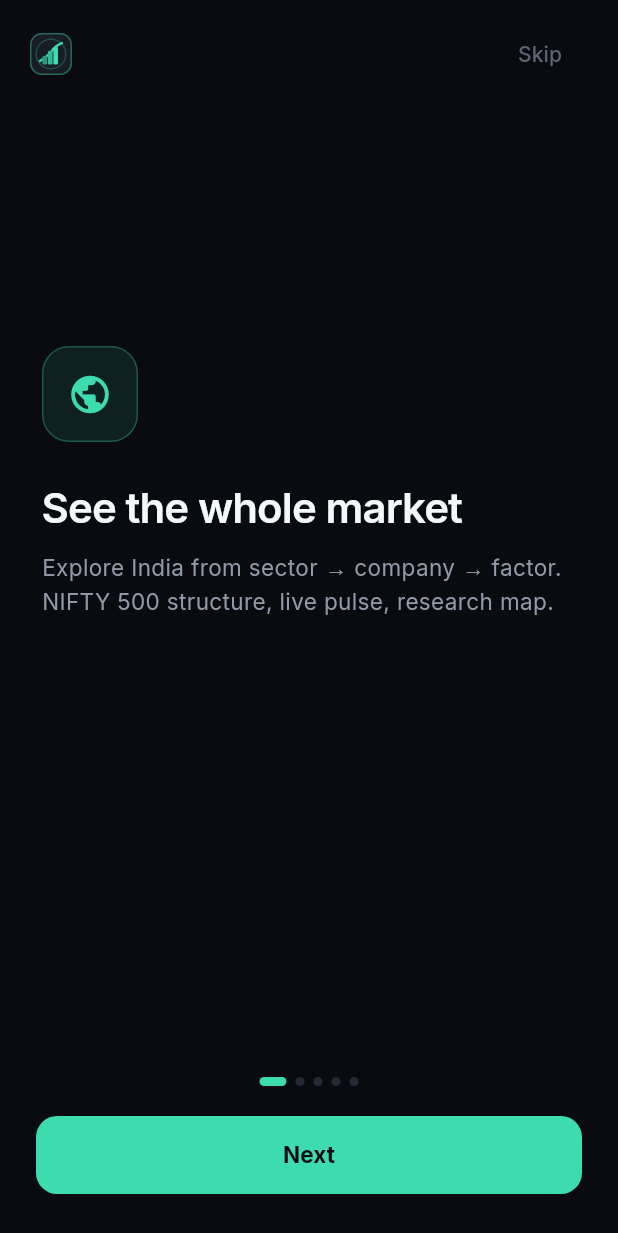
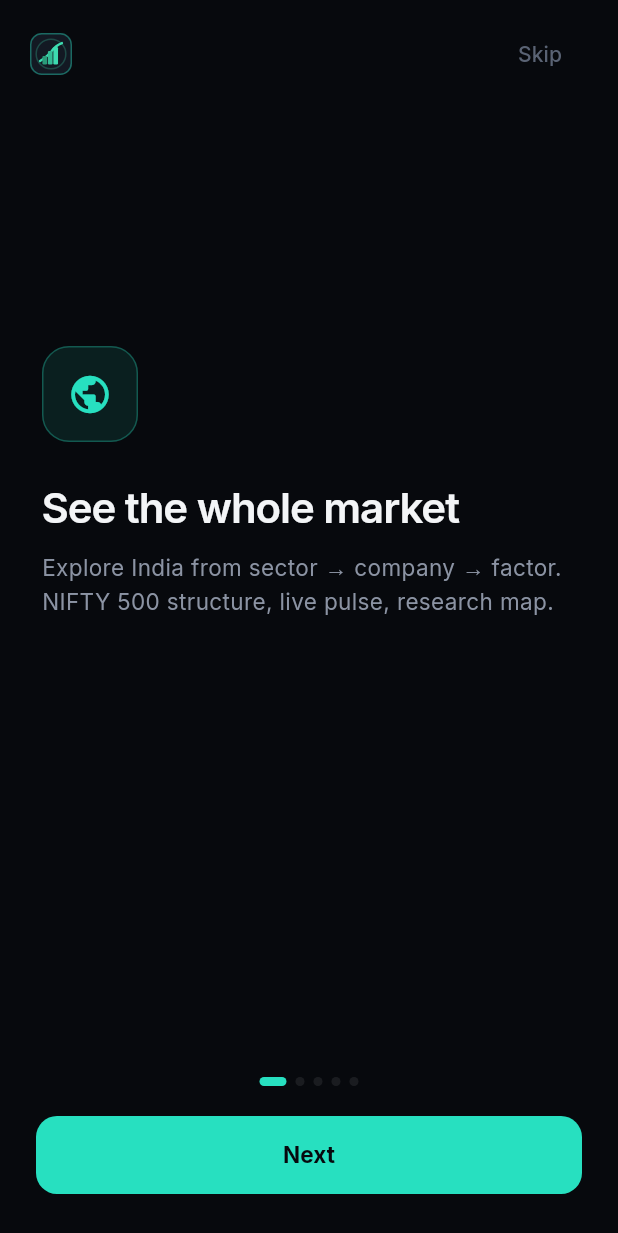
Before and after one commit to grokai264-oss/InvestIQ, a Flutter app: the screen it shows after launch, on a phone screen of 412 x 824 dp. Shown: the top 1233 px of the screen. Run offline on Flutter 3.47's test engine with Material 3 defaults, Android fonts, the phone set to English and light mode, and no system bars; our stand-ins replace fl_chart, flutter_animate, google_fonts, shared_preferences, shimmer.

Commit message:
v2.0b: design system tokens — deep space + luminous data

```diff
--- a/flutter_app/lib/theme/app_theme.dart
+++ b/flutter_app/lib/theme/app_theme.dart
@@ -1,54 +1,118 @@
 import 'package:flutter/material.dart';
 import 'package:google_fonts/google_fonts.dart';
 
-/// InvestIQ 2.0 — data-first research terminal.
-/// Canvas + sections + visualizations. Cards only when grouping related data.
+/// InvestIQ 2.0 — Visual Intelligence design system.
+///
+/// Philosophy: Deep space + luminous data.
+/// Level 0 Canvas → Level 1 Surface → Level 2 Data → Level 3 Focus.
+/// Borders are rare. Colour is semantic, never decorative spam.
 class AppTheme {
-  // Base canvas
-  static const Color bg = Color(0xFF090B10);
-  static const Color surface = Color(0xFF11151D);
-  static const Color surfaceElevated = Color(0xFF171C25);
-  static const Color border = Color(0xFF232A36);
-  static const Color borderSubtle = Color(0xFF1A1F28);
+  // ─── LEVEL 0 — CANVAS ───────────────────────────────────────────
+  static const Color bg = Color(0xFF07090D);
+  static const Color bgAlt = Color(0xFF0A0C11);
 
-  // Legacy aliases used across screens
+  // ─── LEVEL 1 — SURFACE ──────────────────────────────────────────
+  static const Color surface = Color(0xFF0D1118);
+  static const Color surfaceElevated = Color(0xFF131923);
+  static const Color surfaceHover = Color(0xFF1A2030);
+
+  // Borders — hairline, low contrast (avoid boxing everything)
+  static const Color border = Color(0x14FFFFFF); // ~8% white
+  static const Color borderSubtle = Color(0x0AFFFFFF);
+  static const Color borderFocus = Color(0x28FFFFFF);
+
+  // Legacy aliases
   static const Color card = surface;
   static const Color cardElevated = surfaceElevated;
   static const Color cardBorder = border;
 
-  // Brand — restrained mint, not neon
-  static const Color accent = Color(0xFF3DDBB0);
-  static const Color accentSoft = Color(0x1A3DDBB0);
-  static const Color accentMuted = Color(0xFF2A9B7A);
+  // ─── LEVEL 3 — FOCUS (semantic, used sparingly) ─────────────────
+  /// Brand / neutral intelligence — not "good"
+  static const Color accent = Color(0xFF27E0C0);
+  static const Color accentSoft = Color(0x1A27E0C0);
+  static const Color accentMuted = Color(0xFF1A9B84);
 
-  // Secondary highlight (rare)
-  static const Color violet = Color(0xFF8B9CFF);
-  static const Color violetSoft = Color(0x1A8B9CFF);
+  /// Research / analytical highlight
+  static const Color violet = Color(0xFF8B7CFF);
+  static const Color violetSoft = Color(0x1A8B7CFF);
   static const Color indigo = violet;
   static const Color indigoSoft = violetSoft;
 
-  // Semantic
-  static const Color green = Color(0xFF34D399);
-  static const Color red = Color(0xFFF07178);
-  static const Color yellow = Color(0xFFE6B35A);
-  static const Color gold = yellow; // legacy
+  /// Positive performance
+  static const Color green = Color(0xFF32D583);
+  static const Color greenSoft = Color(0x1A32D583);
 
-  // Text hierarchy
-  static const Color textPrimary = Color(0xFFF5F7FA);
-  static const Color textSecondary = Color(0xFF9299A8);
-  static const Color textMuted = Color(0xFF5C6575);
+  /// Negative performance
+  static const Color red = Color(0xFFFF6B78);
+  static const Color redSoft = Color(0x1AFF6B78);
 
-  static const double radiusSm = 8;
-  static const double radiusMd = 12;
-  static const double radiusLg = 16;
+  /// Caution / attention
+  static const Color yellow = Color(0xFFF6C85F);
+  static const Color yellowSoft = Color(0x1AF6C85F);
+  static const Color gold = yellow;
 
+  // Accent palette for user preference
+  static const Color accentTeal = Color(0xFF27E0C0);
+  static const Color accentBlue = Color(0xFF5B8CFF);
+  static const Color accentViolet = Color(0xFF8B7CFF);
+  static const Color accentAmber = Color(0xFFF6C85F);
+  static const Color accentEmerald = Color(0xFF32D583);
+
+  // ─── TEXT HIERARCHY ─────────────────────────────────────────────
+  static const Color textPrimary = Color(0xFFF3F5F7);
+  static const Color textSecondary = Color(0xFF8B93A3);
+  static const Color textMuted = Color(0xFF5A6374);
+  static const Color textInverse = Color(0xFF07090D);
+
+  // ─── RADIUS ─────────────────────────────────────────────────────
+  static const double radiusSm = 6;
+  static const double radiusMd = 10;
+  static const double radiusLg = 14;
+  static const double radiusXl = 20;
+
+  // ─── MOTION ─────────────────────────────────────────────────────
+  static const Duration micro = Duration(milliseconds: 140);
+  static const Duration standard = Duration(milliseconds: 260);
+  static const Duration data = Duration(milliseconds: 400);
+  static const Duration hero = Duration(milliseconds: 560);
+
+  static const Curve easeOut = Curves.easeOutCubic;
+  static const Curve easeInOut = Curves.easeInOutCubic;
+
+  // ─── GRADIENTS ──────────────────────────────────────────────────
   static const LinearGradient brandGradient = LinearGradient(
     begin: Alignment.topLeft,
     end: Alignment.bottomRight,
-    colors: [Color(0xFF3DDBB0), Color(0xFF2A9B7A)],
+    colors: [Color(0xFF27E0C0), Color(0xFF1A9B84)],
   );
 
+  static const LinearGradient surfaceGradient = LinearGradient(
+    begin: Alignment.topCenter,
+    end: Alignment.bottomCenter,
+    colors: [Color(0xFF131923), Color(0xFF0D1118)],
+  );
+
+  static List<BoxShadow> get glowAccent => [
+        BoxShadow(
+          color: accent.withOpacity(0.12),
+          blurRadius: 24,
+          spreadRadius: 0,
+        ),
+      ];
+
   static List<BoxShadow> get cardShadow => const [];
+
+  // ─── DECORATIONS ────────────────────────────────────────────────
+  /// Prefer this over heavy bordered cards. Surfaces speak quietly.
+  static BoxDecoration surfaceDecoration({
+    Color? color,
+    double radius = radiusMd,
+    bool elevated = false,
+  }) =>
+      BoxDecoration(
+        color: color ?? (elevated ? surfaceElevated : surface),
+        borderRadius: BorderRadius.circular(radius),
+      );
 
   static BoxDecoration cardDecoration({Color? borderColor, Color? color}) =>
       BoxDecoration(
@@ -57,13 +121,13 @@ class AppTheme {
         border: Border.all(color: borderColor ?? border, width: 1),
       );
 
-  /// Hairline divider for section breaks (prefer over cards).
   static Widget sectionRule() => Container(
         height: 1,
         color: borderSubtle,
         margin: const EdgeInsets.symmetric(vertical: 4),
       );
 
+  // ─── THEME DATA ─────────────────────────────────────────────────
   static ThemeData get dark {
     final base = ThemeData.dark(useMaterial3: true);
     return base.copyWith(
@@ -71,11 +135,14 @@ class AppTheme {
       primaryColor: accent,
       cardColor: surface,
       dividerColor: borderSubtle,
+      splashFactory: InkSparkle.splashFactory,
       colorScheme: base.colorScheme.copyWith(
         primary: accent,
         secondary: violet,
         surface: surface,
-        onPrimary: bg,
+        onPrimary: textInverse,
+        onSurface: textPrimary,
+        error: red,
       ),
       textTheme: GoogleFonts.interTextTheme(base.textTheme).apply(
         bodyColor: textPrimary,
@@ -108,15 +175,24 @@ class AppTheme {
           );
         }),
       ),
+      chipTheme: ChipThemeData(
+        backgroundColor: surfaceElevated,
+        selectedColor: accentSoft,
+        labelStyle: const TextStyle(fontSize: 12, color: textSecondary),
+        side: const BorderSide(color: border),
+        shape: RoundedRectangleBorder(
+          borderRadius: BorderRadius.circular(20),
+        ),
+      ),
     );
   }
 
-  // Typography scale
+  // ─── TYPOGRAPHY SCALE ───────────────────────────────────────────
   static TextStyle get display => GoogleFonts.inter(
         color: textPrimary,
         fontWeight: FontWeight.w600,
         fontSize: 28,
-        letterSpacing: -0.6,
+        letterSpacing: -0.7,
         height: 1.15,
       );
 
@@ -131,7 +207,7 @@ class AppTheme {
         color: textMuted,
         fontWeight: FontWeight.w600,
         fontSize: 11,
-        letterSpacing: 1.1,
+        letterSpacing: 1.2,
       );
 
   static TextStyle get body => GoogleFonts.inter(
@@ -139,6 +215,13 @@ class AppTheme {
         fontWeight: FontWeight.w400,
         fontSize: 13,
         height: 1.45,
+      );
+
+  static TextStyle get caption => GoogleFonts.inter(
+        color: textMuted,
+        fontWeight: FontWeight.w400,
+        fontSize: 11,
+        height: 1.35,
       );
 
   static TextStyle get mono => GoogleFonts.jetBrainsMono(
@@ -151,8 +234,15 @@ class AppTheme {
   static TextStyle get monoLarge => GoogleFonts.jetBrainsMono(
         color: textPrimary,
         fontWeight: FontWeight.w600,
-        fontSize: 24,
-        letterSpacing: -0.5,
+        fontSize: 26,
+        letterSpacing: -0.6,
+      );
+
+  static TextStyle get monoSmall => GoogleFonts.jetBrainsMono(
+        color: textSecondary,
+        fontWeight: FontWeight.w500,
+        fontSize: 12,
+        letterSpacing: -0.2,
       );
 
   // Legacy aliases
@@ -160,4 +250,25 @@ class AppTheme {
   static TextStyle get sectionTitle => title;
   static TextStyle get serifTitle => display;
   static TextStyle get serifSmall => title;
+
+  // ─── SEMANTIC HELPERS ───────────────────────────────────────────
+  static Color performance(double changePct) {
+    if (changePct > 0.05) return green;
+    if (changePct < -0.05) return red;
+    return textSecondary;
+  }
+
+  static Color setupColor(double score) {
+    if (score >= 75) return green;
+    if (score >= 60) return accent;
+    if (score >= 40) return textMuted;
+    return red;
+  }
+
+  static String setupLabel(double score) {
+    if (score >= 75) return 'Strong';
+    if (score >= 60) return 'Watch';
+    if (score >= 40) return 'Neutral';
+    return 'Weak';
+  }
 }
```
